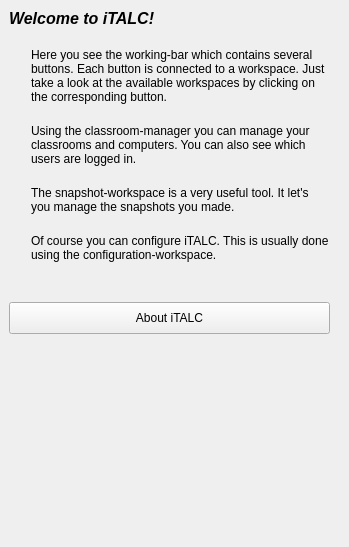
Before: the Qt Designer form ima/dialogs/overview.ui in veyon/veyon, drawn with Qt 5.
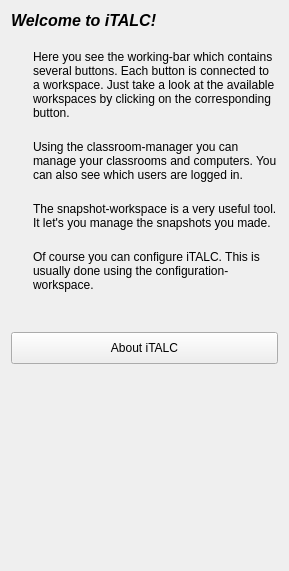
After: the same form once the commit is applied. Icons and pictures are not drawn.

```diff
--- a/ima/dialogs/overview.ui
+++ b/ima/dialogs/overview.ui
@@ -1,34 +1,22 @@
 <ui version="4.0" >
  <class>overview</class>
- <widget class="QWidget" name="overview" >
-  <property name="geometry" >
+ <widget class="QWidget" name="overview">
+  <property name="geometry">
    <rect>
     <x>0</x>
     <y>0</y>
-    <width>349</width>
-    <height>547</height>
+    <width>289</width>
+    <height>571</height>
    </rect>
   </property>
-  <widget class="QWidget" name="layoutWidget" >
-   <property name="geometry" >
-    <rect>
-     <x>9</x>
-     <y>9</y>
-     <width>321</width>
-     <height>521</height>
-    </rect>
-   </property>
-   <layout class="QVBoxLayout" >
-    <property name="margin" >
-     <number>0</number>
-    </property>
-    <property name="spacing" >
+  <layout class="QVBoxLayout" name="verticalLayout">
+   <property name="spacing">
      <number>20</number>
     </property>
     <item>
-     <widget class="QLabel" name="label" >
-      <property name="text" >
-       <string>&lt;html>&lt;head>&lt;meta name="qrichtext" content="1" />&lt;style type="text/css">
+    <widget class="QLabel" name="label">
+     <property name="text">
+      <string>&lt;html&gt;&lt;head&gt;&lt;meta name=&quot;qrichtext&quot; content=&quot;1&quot; /&gt;&lt;style type=&quot;text/css&quot;&gt;
 p, li { white-space: pre-wrap; }
 &lt;/style>&lt;/head>&lt;body style=" font-family:'Sans Serif'; font-size:9pt; font-weight:400; font-style:normal; text-decoration:none;">
 &lt;p style=" margin-top:0px; margin-bottom:0px; margin-left:0px; margin-right:0px; -qt-block-indent:0; text-indent:0px;">&lt;span style=" font-size:12pt; font-weight:600; font-style:italic;">Welcome to iTALC!&lt;/span>&lt;/p>&lt;/body>&lt;/html></string>
@@ -36,19 +24,14 @@
      </widget>
     </item>
     <item>
-     <layout class="QHBoxLayout" >
-      <property name="margin" >
-       <number>0</number>
-      </property>
-      <property name="spacing" >
+    <layout class="QHBoxLayout">
+     <property name="spacing">
        <number>15</number>
       </property>
       <item>
-       <widget class="QLabel" name="label6" >
-        <property name="sizePolicy" >
-         <sizepolicy>
-          <hsizetype>0</hsizetype>
-          <vsizetype>0</vsizetype>
+      <widget class="QLabel" name="label6">
+       <property name="sizePolicy">
+        <sizepolicy hsizetype="Fixed" vsizetype="Fixed">
           <horstretch>0</horstretch>
           <verstretch>0</verstretch>
          </sizepolicy>
@@ -59,8 +42,8 @@
        </widget>
       </item>
       <item>
-       <widget class="QLabel" name="label1" >
-        <property name="text" >
+      <widget class="QLabel" name="label1">
+       <property name="text">
          <string>Here you see the working-bar which contains several buttons. Each button is connected to a workspace. Just take a look at the available workspaces by clicking on the corresponding button.</string>
         </property>
         <property name="wordWrap" >
@@ -71,19 +54,14 @@
      </layout>
     </item>
     <item>
-     <layout class="QHBoxLayout" >
-      <property name="margin" >
-       <number>0</number>
-      </property>
-      <property name="spacing" >
+    <layout class="QHBoxLayout">
+     <property name="spacing">
        <number>15</number>
       </property>
       <item>
-       <widget class="QLabel" name="label7" >
-        <property name="sizePolicy" >
-         <sizepolicy>
-          <hsizetype>0</hsizetype>
-          <vsizetype>0</vsizetype>
+      <widget class="QLabel" name="label7">
+       <property name="sizePolicy">
+        <sizepolicy hsizetype="Fixed" vsizetype="Fixed">
           <horstretch>0</horstretch>
           <verstretch>0</verstretch>
          </sizepolicy>
@@ -94,8 +72,8 @@
        </widget>
       </item>
       <item>
-       <widget class="QLabel" name="label2" >
-        <property name="text" >
+      <widget class="QLabel" name="label2">
+       <property name="text">
          <string>Using the classroom-manager you can manage your classrooms and computers. You can also see which users are logged in.</string>
         </property>
         <property name="wordWrap" >
@@ -106,19 +84,14 @@
      </layout>
     </item>
     <item>
-     <layout class="QHBoxLayout" >
-      <property name="margin" >
-       <number>0</number>
-      </property>
-      <property name="spacing" >
+    <layout class="QHBoxLayout">
+     <property name="spacing">
        <number>15</number>
       </property>
       <item>
-       <widget class="QLabel" name="label9" >
-        <property name="sizePolicy" >
-         <sizepolicy>
-          <hsizetype>0</hsizetype>
-          <vsizetype>0</vsizetype>
+      <widget class="QLabel" name="label9">
+       <property name="sizePolicy">
+        <sizepolicy hsizetype="Fixed" vsizetype="Fixed">
           <horstretch>0</horstretch>
           <verstretch>0</verstretch>
          </sizepolicy>
@@ -129,8 +102,8 @@
        </widget>
       </item>
       <item>
-       <widget class="QLabel" name="label4" >
-        <property name="text" >
+      <widget class="QLabel" name="label4">
+       <property name="text">
          <string>The snapshot-workspace is a very useful tool. It let's you manage the snapshots you made.</string>
         </property>
         <property name="wordWrap" >
@@ -141,19 +114,14 @@
      </layout>
     </item>
     <item>
-     <layout class="QHBoxLayout" >
-      <property name="margin" >
-       <number>0</number>
-      </property>
-      <property name="spacing" >
+    <layout class="QHBoxLayout">
+     <property name="spacing">
        <number>15</number>
       </property>
       <item>
-       <widget class="QLabel" name="label10" >
-        <property name="sizePolicy" >
-         <sizepolicy>
-          <hsizetype>0</hsizetype>
-          <vsizetype>0</vsizetype>
+      <widget class="QLabel" name="label10">
+       <property name="sizePolicy">
+        <sizepolicy hsizetype="Fixed" vsizetype="Fixed">
           <horstretch>0</horstretch>
           <verstretch>0</verstretch>
          </sizepolicy>
@@ -164,8 +132,8 @@
        </widget>
       </item>
       <item>
-       <widget class="QLabel" name="label5" >
-        <property name="text" >
+      <widget class="QLabel" name="label5">
+       <property name="text">
          <string>Of course you can configure iTALC. This is usually done using the configuration-workspace.</string>
         </property>
         <property name="wordWrap" >
@@ -192,8 +160,8 @@
      </spacer>
     </item>
     <item>
-     <widget class="QPushButton" name="aboutButton" >
-      <property name="minimumSize" >
+    <widget class="QPushButton" name="aboutButton">
+     <property name="minimumSize">
        <size>
         <width>0</width>
         <height>32</height>
@@ -215,16 +183,15 @@
       <property name="sizeType" >
        <enum>QSizePolicy::Expanding</enum>
       </property>
-      <property name="sizeHint" >
+     <property name="sizeHint" stdset="0">
        <size>
         <width>20</width>
-        <height>20</height>
+       <height>46</height>
        </size>
       </property>
      </spacer>
     </item>
    </layout>
-  </widget>
  </widget>
  <resources>
   <include location="../italc.qrc" />
```
Left out of the diff: 62 changed lines with no effect on the pictures. Lines whose indentation alone changed are shown as unchanged.
